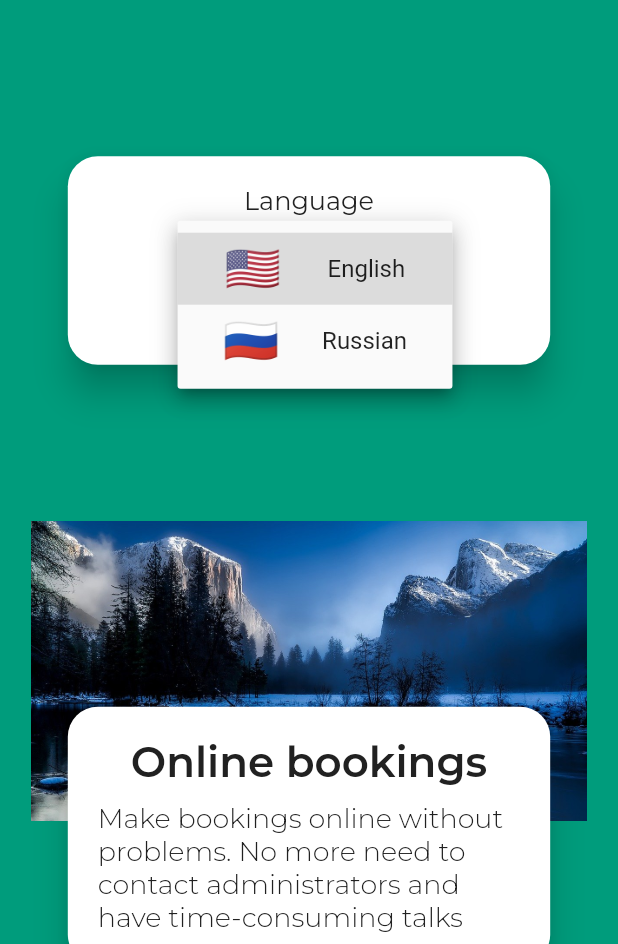
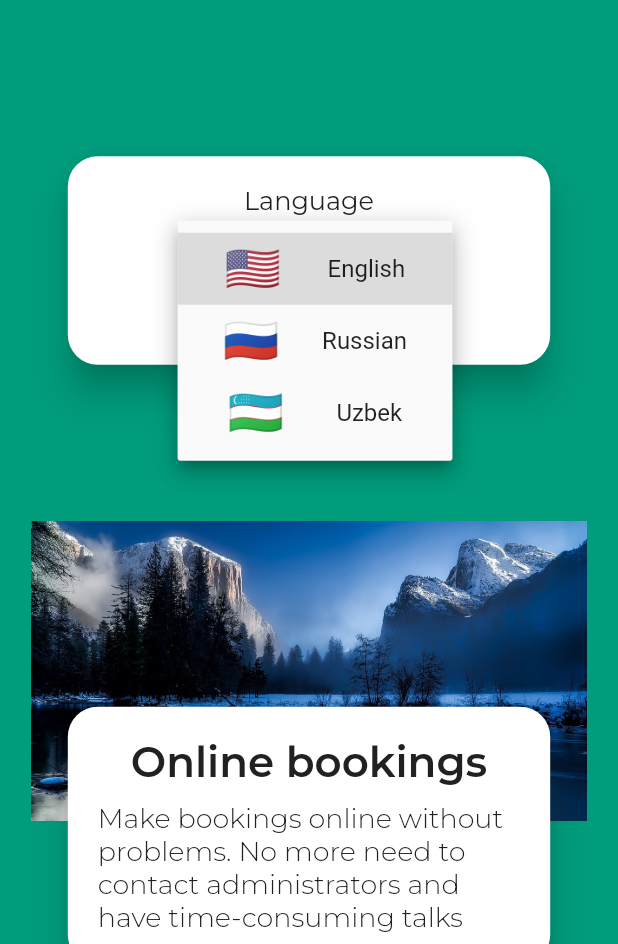
Before and after one commit to pbd14/Footy, a Flutter app: the screen it shows after launch, after a tap on "Select language", on a phone screen of 412 x 824 dp, the part 292-1236 px from its top. Run offline on Flutter 3.47's test engine with Material 2 defaults, Android fonts, the phone set to English and light mode, and no system bars; drawn by our look-alikes of overlay_support; our stand-ins replace cached_network_image, carousel_slider, cloud_firestore, date_format, firebase_auth, firebase_core and 10 more; missing offline and left inert: encrypt, flutter_screen_lock; accounts and stored records are empty.

Commit message:
Added uzbek language

```diff
--- a/lib/Models/LanguageData.dart
+++ b/lib/Models/LanguageData.dart
@@ -9,6 +9,7 @@ class LanguageData {
     return <LanguageData>[
       LanguageData("🇺🇸", "English", 'en'),
       LanguageData("🇷🇺", "Russian", "ru"),
+      LanguageData("🇺🇿", "Uzbek", "uz"),
     ];
   }
 }
--- a/lib/Services/languages/applocalizationsdelegate.dart
+++ b/lib/Services/languages/applocalizationsdelegate.dart
@@ -2,14 +2,13 @@ import 'package:flutter/material.dart';
 import 'package:flutter_complete_guide/Services/languages/en.dart';
 import 'package:flutter_complete_guide/Services/languages/languages.dart';
 import 'package:flutter_complete_guide/Services/languages/ru.dart';
+import 'package:flutter_complete_guide/Services/languages/uz.dart';
 
 class AppLocalizationsDelegate extends LocalizationsDelegate<Languages> {
-
   const AppLocalizationsDelegate();
 
   @override
-  bool isSupported(Locale locale) =>
-      ['en', 'ru'].contains(locale.languageCode);
+  bool isSupported(Locale locale) => ['en', 'ru', 'uz'].contains(locale.languageCode);
 
   @override
   Future<Languages> load(Locale locale) => _load(locale);
@@ -20,6 +19,8 @@ class AppLocalizationsDelegate extends LocalizationsDelegate<Languages> {
         return LanguageEn();
       case 'ru':
         return LanguageRu();
+      case 'uz':
+        return LanguageUz();
       default:
         return LanguageEn();
     }
@@ -27,5 +28,4 @@ class AppLocalizationsDelegate extends LocalizationsDelegate<Languages> {
 
   @override
   bool shouldReload(LocalizationsDelegate<Languages> old) => false;
-
 }
--- /dev/null
+++ b/lib/Services/languages/uz.dart
@@ -0,0 +1,33 @@
+import 'languages.dart';
+
+class LanguageUz extends Languages {
+  @override
+  String get welcomeToFooty => "HUSH KELIBSIZ";
+
+  @override
+  String get labelSelectLanguage => "Tilni tanlang";
+
+  @override
+  String get loginScreen1head => "Onlayn bron qilish";
+
+  @override
+  String get loginScreen1text =>
+      "Hech qanday muammosiz onlayn buyurtma bering. Administratorlar bilan bog'lanish va uzoq suhbatlashishning hojati yo'q";
+
+  @override
+  String get loginScreen2head => "2 daqiqa";
+
+  @override
+  String get loginScreen2text =>
+      "Xizmatni istalgan joyda bron qilish uchun atigi 2 daqiqa";
+
+  @override
+  String get loginScreen3head => "Qulaylik";
+
+  @override
+  String get loginScreen3text =>
+      "Biz qulay jadval va sizning buyurtmalaringizni tartibga soluvchi tizimni taklif etamiz.";
+
+  @override
+  String get getStarted => "Boshlaylik";
+}
--- a/lib/main.dart
+++ b/lib/main.dart
@@ -66,6 +66,7 @@ class _MyAppState extends State<MyApp> {
         supportedLocales: [
         Locale('en', ''),
         Locale('ru', ''),
+        Locale('uz', ''),
       ],
       localizationsDelegates: [
         AppLocalizationsDelegate(),
```
Also changed, not shown: 1 other file.
